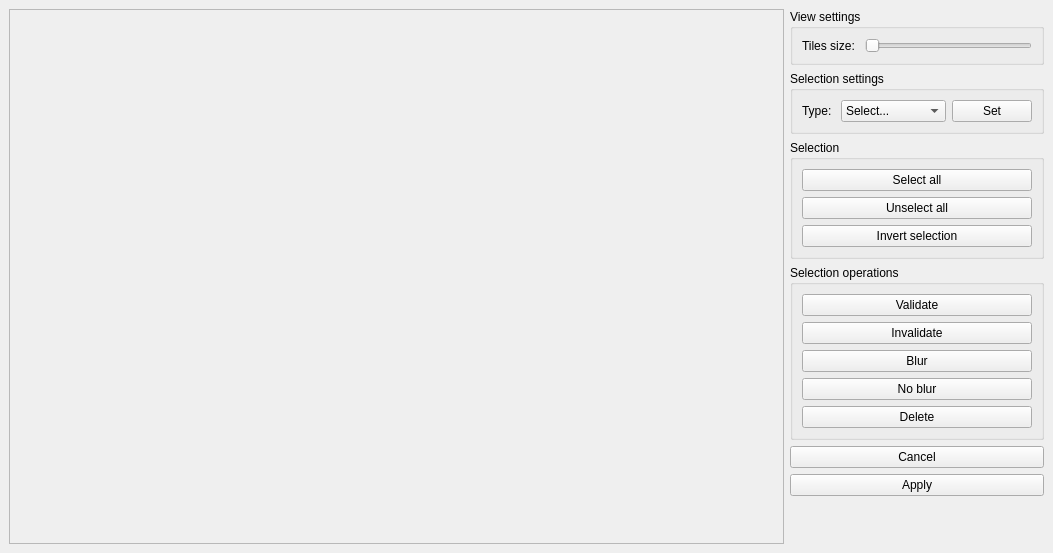
Qt form batchview.ui (3d4pi/yafdb-validator) before a commit.
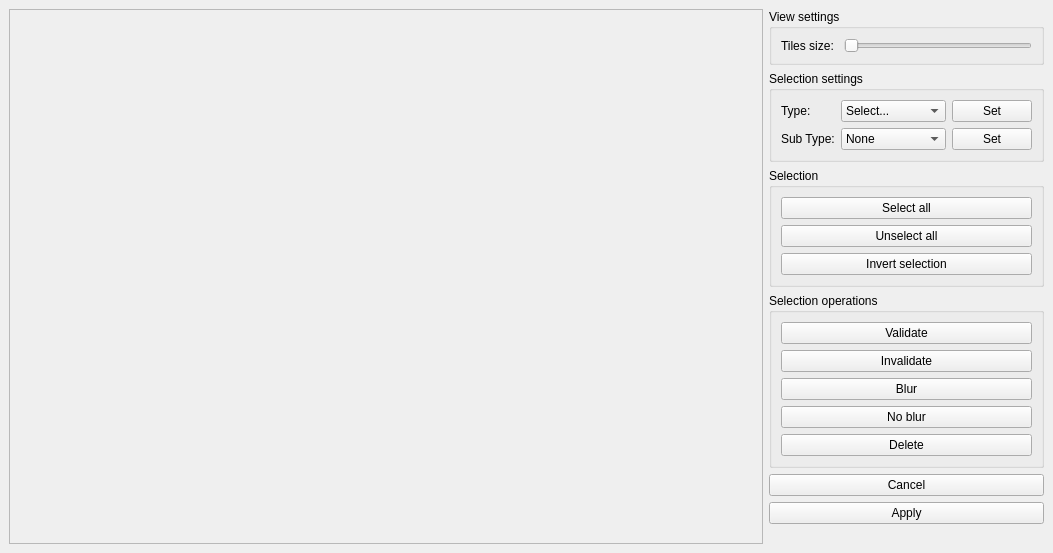
The same form after that commit. Icons and pictures are not drawn.

Commit message: Added SubClass support

```diff
--- a/batchview.ui
+++ b/batchview.ui
@@ -36,7 +36,7 @@
           <rect>
            <x>0</x>
            <y>0</y>
-           <width>717</width>
+           <width>692</width>
            <height>531</height>
           </rect>
          </property>
@@ -242,6 +242,39 @@
            </item>
           </widget>
          </item>
+         <item row="1" column="0">
+          <widget class="QLabel" name="label_3">
+           <property name="text">
+            <string>Sub Type:</string>
+           </property>
+          </widget>
+         </item>
+         <item row="1" column="1">
+          <widget class="QComboBox" name="SubTypeList">
+           <item>
+            <property name="text">
+             <string>None</string>
+            </property>
+           </item>
+           <item>
+            <property name="text">
+             <string>Front</string>
+            </property>
+           </item>
+           <item>
+            <property name="text">
+             <string>Profile</string>
+            </property>
+           </item>
+          </widget>
+         </item>
+         <item row="1" column="2">
+          <widget class="QPushButton" name="setSubType">
+           <property name="text">
+            <string>Set</string>
+           </property>
+          </widget>
+         </item>
         </layout>
        </widget>
       </item>
```
The commit also changes 10 other files.
